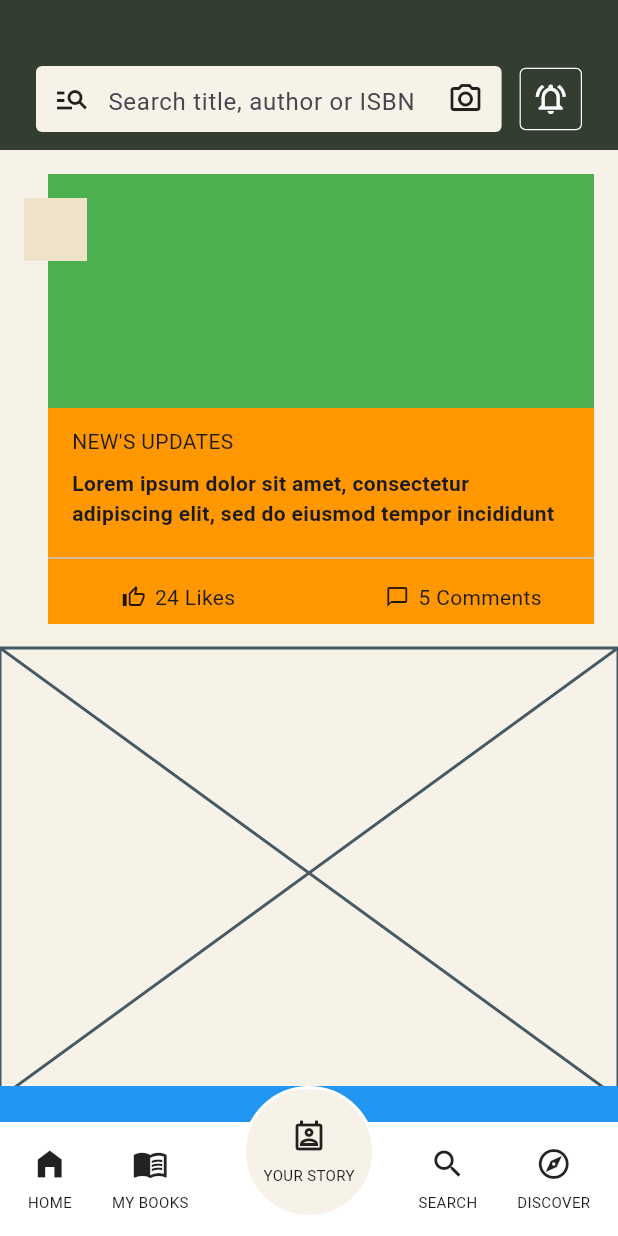
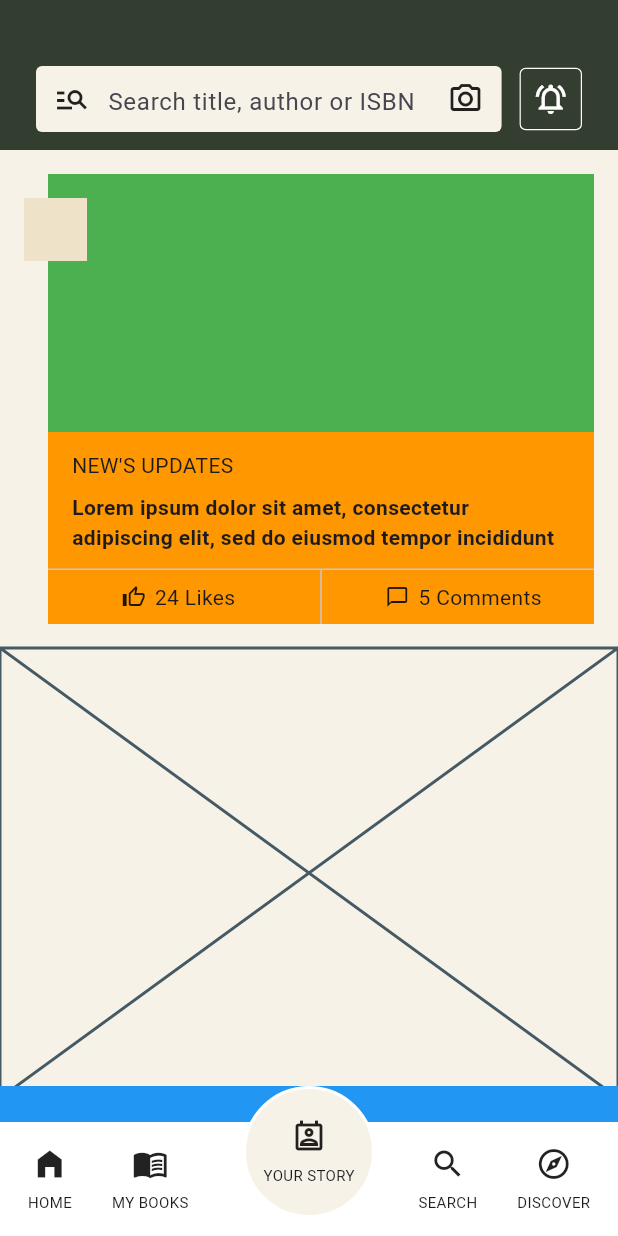
Before and after one commit to JAICHANGPARK/flutter_notebook_chapter_43, a Flutter app: the NewsFeedHomePage screen opened directly, on a phone screen of 412 x 824 dp. Run offline on Flutter 3.47's test engine with Material 3 defaults, Android fonts, the phone set to English and light mode, and no system bars; our stand-ins replace gap, hugeicons.

Commit message:
Update news_feed_home_page.dart

```diff
--- a/lib/ep2163_newsfeed_app/views/news_feed_home_page.dart
+++ b/lib/ep2163_newsfeed_app/views/news_feed_home_page.dart
@@ -96,6 +96,7 @@ class _NewsFeedHomePageState extends State<NewsFeedHomePage> {
                                 child: Container(
                                   color: Colors.orange,
                                   child: Column(
+
                                     crossAxisAlignment: CrossAxisAlignment.start,
                                     children: [
                                       Expanded(
@@ -122,8 +123,11 @@ class _NewsFeedHomePageState extends State<NewsFeedHomePage> {
                                           ],
                                         ),
                                       ),
-                                      Divider(),
-                                      Row(
+                                      Divider(
+                                        height: 0,
+                                      ),
+                                      IntrinsicHeight(
+                                        child: Row(
                                           children: [
                                             Expanded(
                                               child: Padding(
@@ -165,6 +169,7 @@ class _NewsFeedHomePageState extends State<NewsFeedHomePage> {
                                               ),
                                             ),
                                           ],
+                                        ),
                                       )
                                     ],
                                   ),
```
Lines whose indentation alone changed are shown as unchanged.
